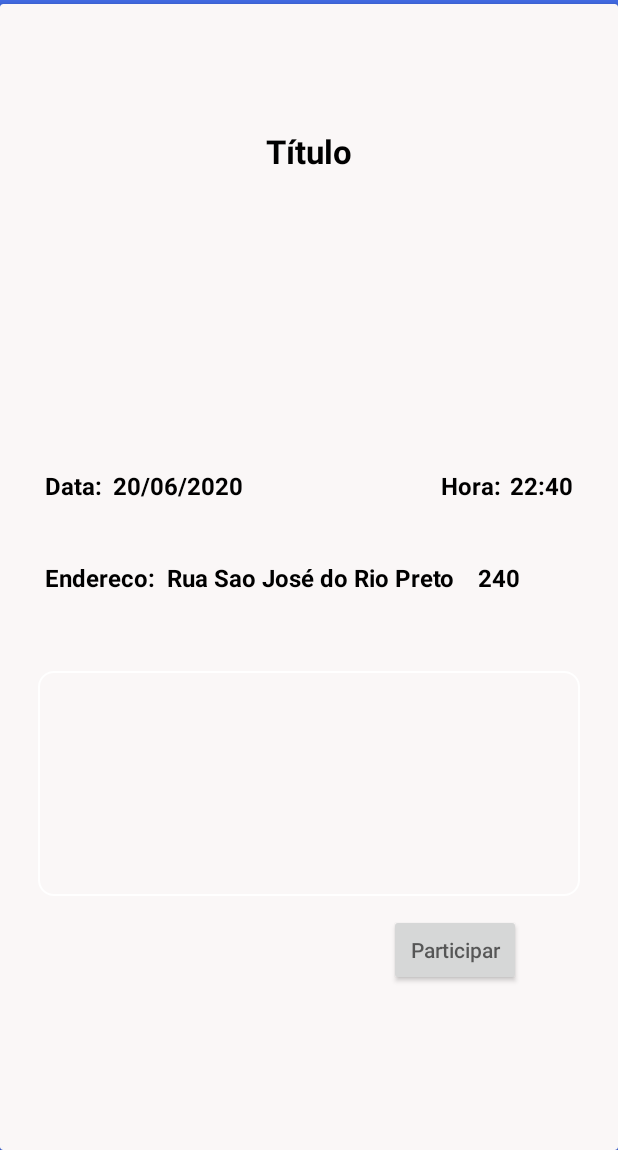
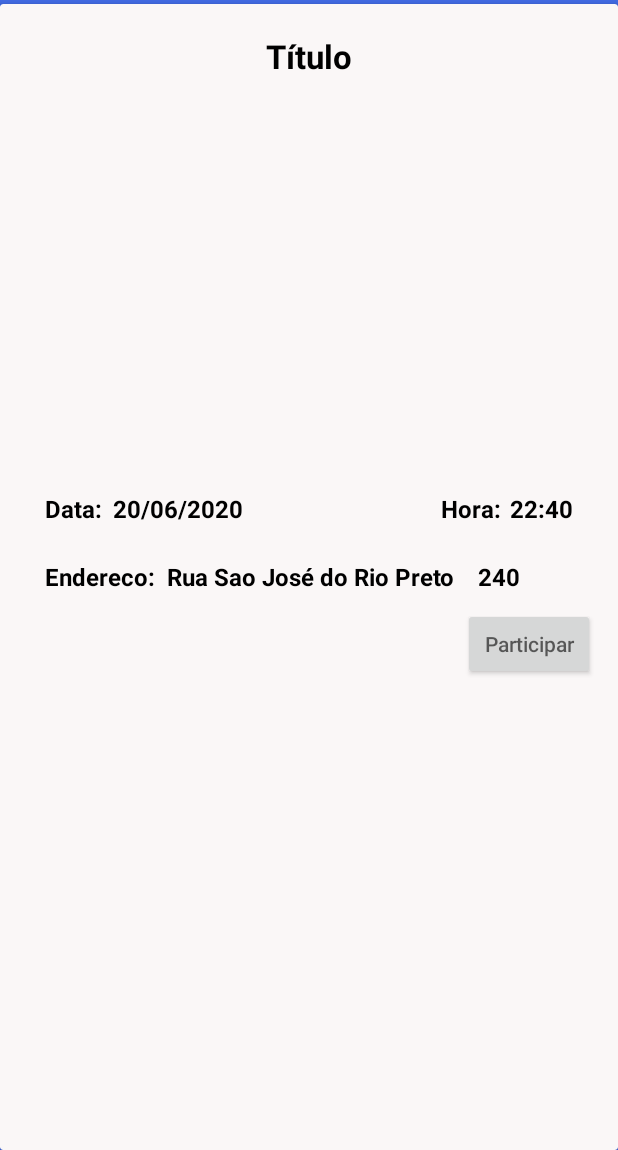
Before and after one commit to Chicarelli/Voluntariar, an Android app: the layout activity_tela_do_evento.xml on its own in the app's theme, with its tools: preview values and no code run, on a phone screen of 412 x 824 dp, the part 86-1236 px from its top. Run offline under Robolectric (Android 15) with nearby library versions, the phone set to English and light mode, and no system bars; Roboto replaces fonts that are not available here.

Commit message:
Alterando layout

```diff
--- a/app/src/main/java/com/example/voluntariado/MeusEventos.java
+++ b/app/src/main/java/com/example/voluntariado/MeusEventos.java
@@ -181,6 +181,7 @@ public class MeusEventos extends AppCompatActivity {
     @Override
     protected void onResume() {
         super.onResume();
+        adapter.clear();
         fetchEventos();
     }
 }
--- a/app/src/main/res/drawable/caixa_de_texto_descricao_tela_do_evento.xml
+++ b/app/src/main/res/drawable/caixa_de_texto_descricao_tela_do_evento.xml
@@ -4,6 +4,4 @@
     android:shape="rectangle">
     <solid android:color="#00F1EEEE"></solid>
     <corners android:radius="10dp"></corners>
-    <stroke android:width="1dp" android:color="#ffffff"></stroke>
-
 </shape>
--- /dev/null
+++ b/app/src/main/res/drawable/ic_foto_carregada.xml
@@ -0,0 +1,5 @@
+<vector android:height="22dp" android:tint="#0C0C0C"
+    android:viewportHeight="24" android:viewportWidth="24"
+    android:width="22dp" xmlns:android="http://schemas.android.com/apk/res/android">
+    <path android:fillColor="@android:color/white" android:pathData="M9,16.17L4.83,12l-1.42,1.41L9,19 21,7l-1.41,-1.41z"/>
+</vector>
--- a/app/src/main/res/layout/activity_main.xml
+++ b/app/src/main/res/layout/activity_main.xml
@@ -8,11 +8,11 @@
     tools:context=".MainActivity">
 
 
-    <ListView
-        android:id="@+id/eventosList"
+    <androidx.recyclerview.widget.RecyclerView
+        android:id="@+id/rv_mainList"
         android:layout_width="0dp"
         android:layout_marginTop="105dp"
-        android:layout_height="0dp"
+        android:layout_height="wrap_content"
         android:divider="@null"
         app:layout_constraintBottom_toBottomOf="parent"
         app:layout_constraintTop_toBottomOf="parent"
--- a/app/src/main/res/layout/activity_tela_do_evento.xml
+++ b/app/src/main/res/layout/activity_tela_do_evento.xml
@@ -22,7 +22,7 @@
         <androidx.constraintlayout.widget.ConstraintLayout
             android:layout_width="match_parent"
             android:layout_height="match_parent"
-            android:layout_marginTop="60dp">
+            android:layout_marginTop="10dp">
 
 
             <EditText
@@ -42,12 +42,12 @@
                 app:layout_constraintLeft_toLeftOf="parent"
                 app:layout_constraintRight_toRightOf="parent"
                 app:layout_constraintTop_toTopOf="parent"
-                app:layout_constraintVertical_bias="0.02" />
+                app:layout_constraintVertical_bias="0" />
 
             <ImageView
                 android:id="@+id/imagemEvento"
                 android:layout_width="match_parent"
-                android:layout_height="150dp"
+                android:layout_height="200dp"
                 android:layout_marginLeft="15dp"
                 android:layout_marginRight="15dp"
                 android:scaleType="centerCrop"
@@ -78,8 +78,8 @@
                 app:layout_constraintHorizontal_bias="0.0"
                 app:layout_constraintLeft_toLeftOf="parent"
                 app:layout_constraintRight_toRightOf="parent"
-                app:layout_constraintTop_toBottomOf="@+id/imagemEvento"
-                app:layout_constraintVertical_bias="0.04" />
+                app:layout_constraintTop_toBottomOf="@id/tela_evento_descricao"
+                app:layout_constraintVertical_bias="0.02" />
 
             <EditText
                 android:id="@+id/tela_evento_data"
@@ -101,8 +101,8 @@
                 app:layout_constraintHorizontal_bias="0"
                 app:layout_constraintLeft_toRightOf="@id/data"
                 app:layout_constraintRight_toRightOf="parent"
-                app:layout_constraintTop_toBottomOf="@+id/imagemEvento"
-                app:layout_constraintVertical_bias="0.04" />
+                app:layout_constraintTop_toBottomOf="@id/tela_evento_descricao"
+                app:layout_constraintVertical_bias="0.02" />
 
             <EditText
                 android:id="@+id/Hora"
@@ -122,8 +122,8 @@
                 app:layout_constraintHorizontal_bias="1.0"
                 app:layout_constraintLeft_toRightOf="@id/tela_evento_data"
                 app:layout_constraintRight_toLeftOf="@id/tela_evento_hora"
-                app:layout_constraintTop_toBottomOf="@id/imagemEvento"
-                app:layout_constraintVertical_bias="0.04" />
+                app:layout_constraintTop_toBottomOf="@id/tela_evento_descricao"
+                app:layout_constraintVertical_bias="0.02" />
 
             <EditText
                 android:id="@+id/tela_evento_hora"
@@ -146,8 +146,8 @@
                 app:layout_constraintHorizontal_bias="1"
                 app:layout_constraintLeft_toLeftOf="parent"
                 app:layout_constraintRight_toRightOf="parent"
-                app:layout_constraintTop_toBottomOf="@id/imagemEvento"
-                app:layout_constraintVertical_bias="0.04" />
+                app:layout_constraintTop_toBottomOf="@id/tela_evento_descricao"
+                app:layout_constraintVertical_bias="0.02" />
 
             <EditText
                 android:id="@+id/endereco"
@@ -169,7 +169,7 @@
                 app:layout_constraintLeft_toLeftOf="parent"
                 app:layout_constraintRight_toRightOf="parent"
                 app:layout_constraintTop_toBottomOf="@id/data"
-                app:layout_constraintVertical_bias="0.05" />
+                app:layout_constraintVertical_bias="0.01" />
 
             <EditText
                 android:id="@+id/tela_evento_endereco"
@@ -221,8 +221,11 @@
             <EditText
                 android:id="@+id/tela_evento_descricao"
                 android:layout_width="match_parent"
-                android:layout_height="150dp"
-                android:layout_margin="25dp"
+                android:layout_height="wrap_content"
+                android:layout_marginTop="5dp"
+                android:layout_marginRight="20dp"
+                android:layout_marginLeft="20dp"
+                android:maxHeight="150dp"
                 android:background="@drawable/caixa_de_texto_descricao_tela_do_evento"
                 android:clickable="false"
                 android:ems="10"
@@ -230,15 +233,15 @@
                 android:focusable="false"
                 android:gravity="start|top"
                 android:inputType="textMultiLine"
-                android:padding="10px"
+                android:padding="5dp"
                 android:textColor="#FF000000"
                 android:textSize="16sp"
                 app:layout_constraintBottom_toBottomOf="parent"
                 app:layout_constraintHorizontal_bias="0"
                 app:layout_constraintLeft_toLeftOf="@id/endereco"
                 app:layout_constraintRight_toRightOf="parent"
-                app:layout_constraintTop_toBottomOf="@id/tela_evento_endereco"
-                app:layout_constraintVertical_bias="0.1"
+                app:layout_constraintTop_toBottomOf="@id/imagemEvento"
+                app:layout_constraintVertical_bias="0"
                 tools:layout_editor_absoluteX="29dp"
                 tools:layout_editor_absoluteY="352dp" />
 
@@ -248,12 +251,13 @@
                 android:layout_height="wrap_content"
                 android:hint="Participar"
                 android:onClick="botaoTelaEvento"
+                android:layout_marginRight="15dp"
                 app:layout_constraintBottom_toBottomOf="parent"
-                app:layout_constraintHorizontal_bias=".8"
+                app:layout_constraintHorizontal_bias="1"
                 app:layout_constraintLeft_toLeftOf="parent"
                 app:layout_constraintRight_toRightOf="parent"
-                app:layout_constraintTop_toBottomOf="@+id/tela_evento_descricao"
-                app:layout_constraintVertical_bias=".1" />
+                app:layout_constraintTop_toBottomOf="@id/tela_evento_endereco"
+                app:layout_constraintVertical_bias="0" />
 
 
         </androidx.constraintlayout.widget.ConstraintLayout>
--- a/app/src/main/res/layout/chat_activity_toolbar.xml
+++ b/app/src/main/res/layout/chat_activity_toolbar.xml
@@ -28,5 +28,10 @@
         android:textSize="20sp"
         android:textStyle="bold" />
 
+    <ImageView
+        android:layout_width="wrap_content"
+        android:layout_height="wrap_content"
+        android:src="@drawable/ic_more"
+        android:onClick="moreOptionsOnUser"/>
 
 </LinearLayout>
--- a/app/src/main/res/layout/item_eventos.xml
+++ b/app/src/main/res/layout/item_eventos.xml
@@ -3,7 +3,7 @@
     xmlns:app="http://schemas.android.com/apk/res-auto"
     xmlns:tools="http://schemas.android.com/tools"
     android:layout_width="match_parent"
-    android:layout_height="match_parent"
+    android:layout_height="wrap_content"
     android:orientation="vertical"
     android:padding="4dp">
 
```
Also changed, not shown: app/src/main/java/com/example/voluntariado/ChatActivity.java (+50 -1 lines), app/src/main/java/com/example/voluntariado/CriarEventoFisico.java (+14 -2 lines), app/src/main/java/com/example/voluntariado/MainActivity.java (+74 -33 lines), app/src/main/java/com/example/voluntariado/MessageActivity.java (+14 -1 lines), app/src/main/res/layout/activity_criar_evento_fisico.xml (+29 -6 lines), app/src/main/res/menu/menu_on_chat_activity.xml (added, +12 -0 lines), 147 other files.
